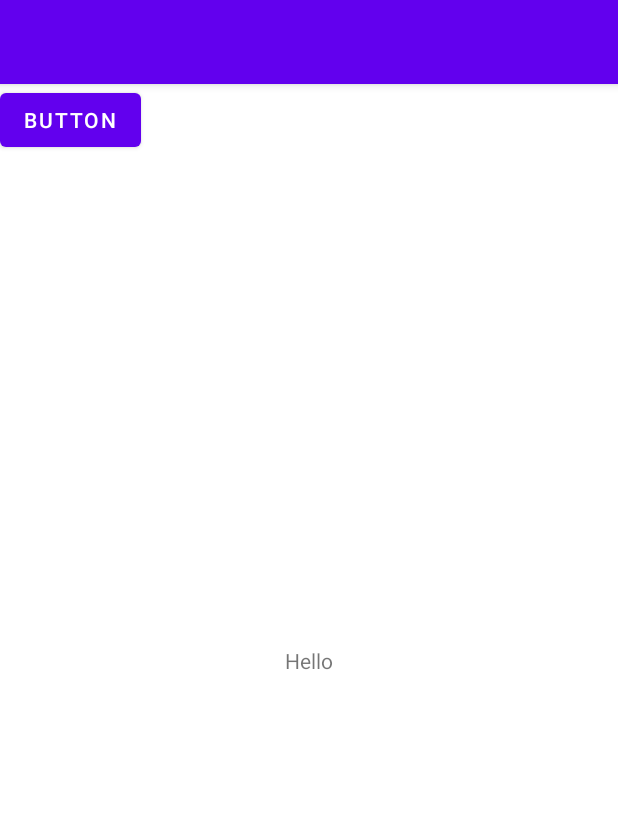
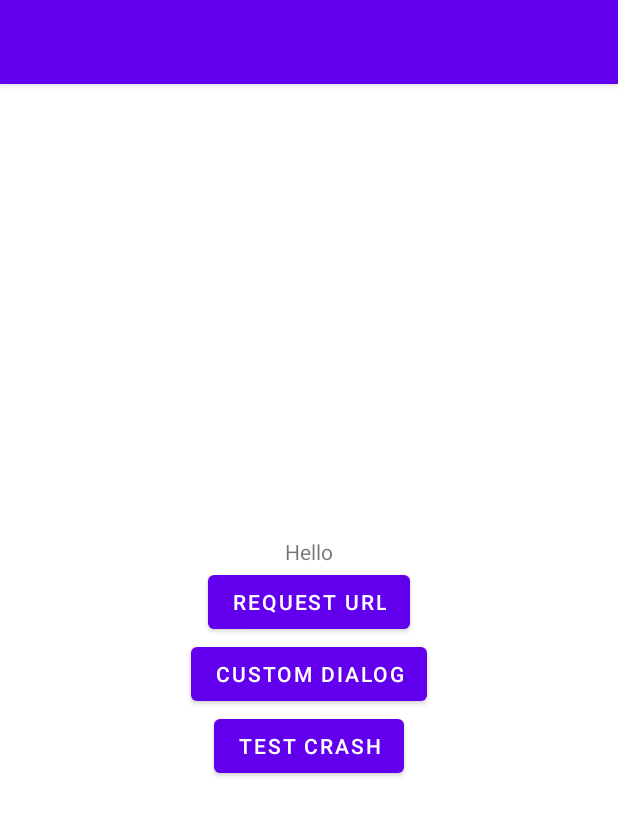
Before and after one commit to LimKyunghyuk/CatchCall2, an Android app: the screen it shows after launch (MainActivity), on a phone screen of 412 x 824 dp. Shown: the top 816 px of the screen. Run offline under Robolectric (Android 15) with nearby library versions, the phone set to English and light mode, and no system bars.

Commit message:
팝업 적용

```diff
--- a/app/src/main/AndroidManifest.xml
+++ b/app/src/main/AndroidManifest.xml
@@ -4,9 +4,8 @@
 
     <uses-permission android:name="android.permission.READ_PHONE_STATE"/>
     <uses-permission android:name="android.permission.READ_CALL_LOG"/>
-
+    <uses-permission android:name="android.permission.SYSTEM_ALERT_WINDOW"/>
     <uses-permission android:name="android.permission.INTERNET"/>
-
 
     <application
         android:allowBackup="true"
--- a/app/src/main/java/org/devlion/catchCall/CatchCallReceiver.java
+++ b/app/src/main/java/org/devlion/catchCall/CatchCallReceiver.java
@@ -3,15 +3,25 @@ package org.devlion.catchCall;
 import android.content.BroadcastReceiver;
 import android.content.Context;
 import android.content.Intent;
+import android.graphics.PixelFormat;
+import android.os.Build;
 import android.telephony.PhoneNumberUtils;
 import android.telephony.TelephonyManager;
+import android.text.TextUtils;
 import android.util.Log;
+import android.view.LayoutInflater;
+import android.view.View;
+import android.view.WindowManager;
+import android.widget.ImageButton;
+import android.widget.TextView;
 import android.widget.Toast;
+
+import static android.content.Context.WINDOW_SERVICE;
+import static androidx.core.content.ContextCompat.getSystemService;
 
 public class CatchCallReceiver extends BroadcastReceiver {
 
     final String TAG = "CATCH_CALL";
-    private static String mLastState;
 
     @Override
     public void onReceive(Context context, Intent intent) {
@@ -21,24 +31,23 @@ public class CatchCallReceiver extends BroadcastReceiver {
         String incomingNumber = intent.getStringExtra(TelephonyManager.EXTRA_INCOMING_NUMBER);
 
         // 전화밸이 울리면 Receiver가 2번씩 수신되므로 incomingNumber == null 일 경우 종료
-        if(incomingNumber == null){
-            Log.d(TAG, "incomingNumber is null");
-            return;
-        }
+        if(incomingNumber == null) return;
 
         if(TelephonyManager.EXTRA_STATE_RINGING.equals(state)) {
 
             final String phoneNumber = PhoneNumberUtils.formatNumber(incomingNumber);
             Log.d(TAG, "phoneNumber:" + phoneNumber);
-            Toast.makeText(context, "Call: " + phoneNumber, Toast.LENGTH_SHORT).show();
+
+            Popup.getInstance(context).open(phoneNumber);
 
         }else if(TelephonyManager.EXTRA_STATE_OFFHOOK.equals(state)){
             Log.d("CatchCall", "EXTRA_STATE_OFFHOOK 전화수신");
-
+            Popup.getInstance(context).close();
 
         }else if(TelephonyManager.EXTRA_STATE_IDLE.equals(state)){
             Log.d("CatchCall", "EXTRA_STATE_IDLE 전화거절/통화밸 종료");
-
+            Popup.getInstance(context).close();
         }
     }
+
 }
--- a/app/src/main/java/org/devlion/catchCall/MainActivity.java
+++ b/app/src/main/java/org/devlion/catchCall/MainActivity.java
@@ -1,22 +1,25 @@
 package org.devlion.catchCall;
 
-import androidx.annotation.NonNull;
-import androidx.appcompat.app.AppCompatActivity;
-import androidx.core.app.ActivityCompat;
-import androidx.core.content.ContextCompat;
-
 import android.Manifest;
+import android.content.Intent;
 import android.content.pm.PackageManager;
+import android.net.Uri;
+import android.os.Build;
 import android.os.Bundle;
-
+import android.provider.Settings;
 import android.util.Log;
 import android.view.View;
 import android.widget.Button;
 import android.widget.TextView;
 import android.widget.Toast;
 
+import androidx.annotation.RequiresApi;
+import androidx.appcompat.app.AppCompatActivity;
+import androidx.core.app.ActivityCompat;
+import androidx.core.content.ContextCompat;
+
+import org.devlion.util.cmn.HttpHelper;
 import org.devlion.util.cmn.Receiver;
-import org.devlion.util.cmn.HttpHelper;
 import org.json.JSONObject;
 
 import java.util.HashMap;
@@ -29,9 +32,11 @@ public class MainActivity extends AppCompatActivity {
 
     @Override
     protected void onCreate(Bundle savedInstanceState) {
+        Log.d(TAG, "onCreate()");
         super.onCreate(savedInstanceState);
         setContentView(R.layout.activity_main);
         checkPermission();
+        checkPermissionDrawOverlay();
 
         HttpHelper httpHelper = new HttpHelper();
         httpHelper.setReceiver(new Receiver() {
@@ -42,11 +47,11 @@ public class MainActivity extends AppCompatActivity {
             }
         });
 
-        txv = findViewById(R.id.txv);
+        txv = findViewById(R.id.tv_hello);
         txv.setText("Hello");
 
-        Button btn = findViewById(R.id.button);
-        btn.setOnClickListener(new View.OnClickListener() {
+        Button btnRequest = findViewById(R.id.btn_request);
+        btnRequest.setOnClickListener(new View.OnClickListener() {
             @Override
             public void onClick(View v) {
                 Toast.makeText(getApplicationContext(), "Click!", Toast.LENGTH_SHORT).show();
@@ -56,18 +61,39 @@ public class MainActivity extends AppCompatActivity {
                 httpHelper.doGet(req);
             }
         });
+
+
+        Button crashButton = findViewById(R.id.btn_crash);
+        crashButton.setText("Test Crash");
+        crashButton.setOnClickListener(new View.OnClickListener() {
+            public void onClick(View view) {
+                throw new RuntimeException("Test Crash"); // Force a crash
+            }
+        });
     }
 
     public void checkPermission(){
 
         if (ContextCompat.checkSelfPermission(MainActivity.this, Manifest.permission.READ_CALL_LOG) != PackageManager.PERMISSION_GRANTED
-                || ContextCompat.checkSelfPermission(MainActivity.this, Manifest.permission.READ_PHONE_STATE) != PackageManager.PERMISSION_GRANTED) {
-
+                || ContextCompat.checkSelfPermission(MainActivity.this, Manifest.permission.READ_PHONE_STATE) != PackageManager.PERMISSION_GRANTED
+        ) {
             ActivityCompat.requestPermissions(MainActivity.this
-                    , new String[]{Manifest.permission.READ_CALL_LOG
-                            , Manifest.permission.READ_PHONE_STATE}
+                    , new String[]{
+                              Manifest.permission.READ_CALL_LOG
+                            , Manifest.permission.READ_PHONE_STATE
+                    }
                     ,1);
         }
     }
 
+    public void checkPermissionDrawOverlay(){
+
+        if (Build.VERSION.SDK_INT >= Build.VERSION_CODES.M) {
+            if(!Settings.canDrawOverlays(getApplicationContext())){
+                Intent overlayIntent = new Intent(Settings.ACTION_MANAGE_OVERLAY_PERMISSION, Uri.parse("package:" + getPackageName()));
+                startActivity(overlayIntent);
+            }
+        }
+    }
+
 }
--- a/app/src/main/res/layout/activity_main.xml
+++ b/app/src/main/res/layout/activity_main.xml
@@ -1,27 +1,37 @@
 <?xml version="1.0" encoding="utf-8"?>
-<androidx.constraintlayout.widget.ConstraintLayout xmlns:android="http://schemas.android.com/apk/res/android"
-    xmlns:app="http://schemas.android.com/apk/res-auto"
-    xmlns:tools="http://schemas.android.com/tools"
+<LinearLayout xmlns:android="http://schemas.android.com/apk/res/android"
     android:layout_width="match_parent"
     android:layout_height="match_parent"
-    tools:context=".MainActivity">
+    android:gravity="center"
+    android:orientation="vertical"
+    android:padding="16dp">
 
     <TextView
-        android:id="@+id/txv"
+        android:id="@+id/tv_hello"
         android:layout_width="wrap_content"
         android:layout_height="wrap_content"
         android:text="Hello World!"
-        app:layout_constraintBottom_toBottomOf="parent"
-        app:layout_constraintLeft_toLeftOf="parent"
-        app:layout_constraintRight_toRightOf="parent"
-        app:layout_constraintTop_toTopOf="parent" />
+       />
 
     <Button
-        android:id="@+id/button"
+        android:id="@+id/btn_request"
         android:layout_width="wrap_content"
         android:layout_height="wrap_content"
-        android:text="Button"
-        tools:layout_editor_absoluteX="167dp"
-        tools:layout_editor_absoluteY="385dp" />
+        android:text="Request URL"
+        />
 
-</androidx.constraintlayout.widget.ConstraintLayout>
+    <Button
+        android:id="@+id/btn_custom"
+        android:layout_width="wrap_content"
+        android:layout_height="wrap_content"
+        android:text="Custom Dialog"
+    />
+
+    <Button
+        android:id="@+id/btn_crash"
+        android:layout_width="wrap_content"
+        android:layout_height="wrap_content"
+        android:text="Crash"
+    />
+
+</LinearLayout>
```
